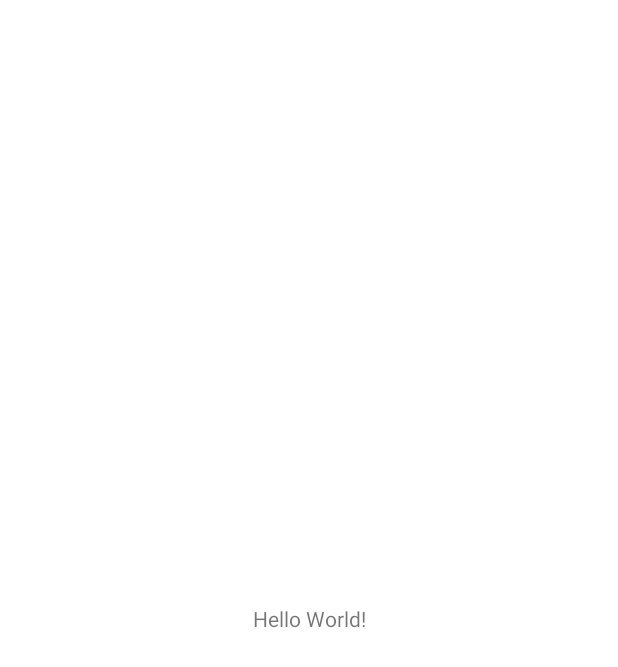
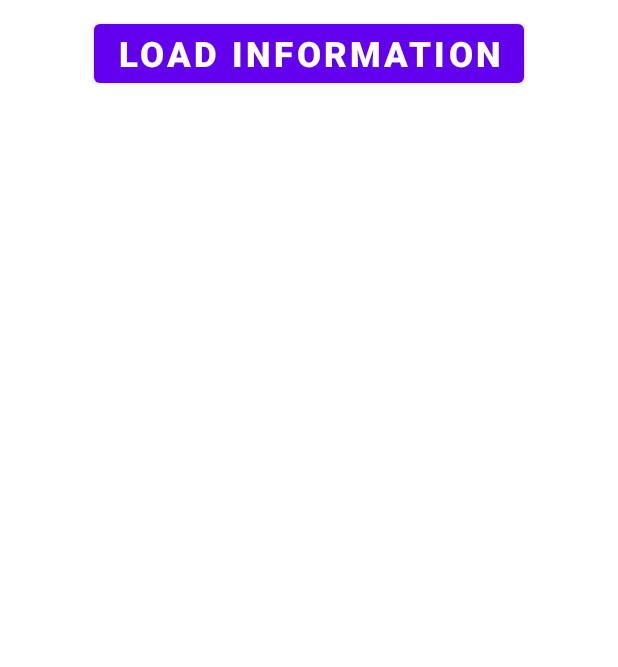
Before and after one commit to thasneem240/Rest-Connect-App, an Android app: the screen it shows after launch (MainActivity), on a phone screen of 412 x 824 dp. Before the commit the part shown is almost empty. Shown: the top 667 px of the screen. Run offline under Robolectric (Android 15) with nearby library versions, the phone set to English and light mode, and no system bars.

```diff
--- a/app/src/main/res/layout/activity_main.xml
+++ b/app/src/main/res/layout/activity_main.xml
@@ -4,15 +4,42 @@
     xmlns:tools="http://schemas.android.com/tools"
     android:layout_width="match_parent"
     android:layout_height="match_parent"
+    android:padding="10dp"
     tools:context=".MainActivity">
 
-    <TextView
+    <ProgressBar
+        android:id="@+id/progressBarId"
+        style="?android:attr/progressBarStyle"
         android:layout_width="wrap_content"
         android:layout_height="wrap_content"
-        android:text="Hello World!"
         app:layout_constraintBottom_toBottomOf="parent"
         app:layout_constraintEnd_toEndOf="parent"
         app:layout_constraintStart_toStartOf="parent"
-        app:layout_constraintTop_toTopOf="parent" />
+        app:layout_constraintTop_toTopOf="parent"
+        android:visibility="gone"
+        />
+
+    <Button
+        android:id="@+id/buttonLoad"
+        android:layout_width="wrap_content"
+        android:layout_height="wrap_content"
+        android:text="Load Information"
+        app:layout_constraintEnd_toEndOf="parent"
+        app:layout_constraintStart_toStartOf="parent"
+        app:layout_constraintTop_toTopOf="parent"
+        android:textStyle="bold"
+        android:textSize="23sp"
+        />
+
+    <androidx.recyclerview.widget.RecyclerView
+        android:id="@+id/usersRecyclerView"
+        android:layout_width="match_parent"
+        android:layout_height="0dp"
+        app:layout_constraintEnd_toEndOf="parent"
+        app:layout_constraintStart_toStartOf="parent"
+        app:layout_constraintTop_toBottomOf="@id/buttonLoad"
+
+
+        />
 
 </androidx.constraintlayout.widget.ConstraintLayout>
```
Also changed, not shown: app/src/main/res/layout/view_holder_user.xml (added, +62 -0 lines).
